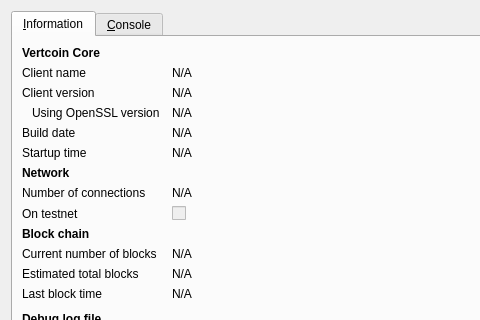
Qt form src/qt/forms/rpcconsole.ui (UmbrellaHoldings/ULTC) before a commit; both pictures show x 0 to 480 and y 0 to 320 of the 740 by 450 pixel window.
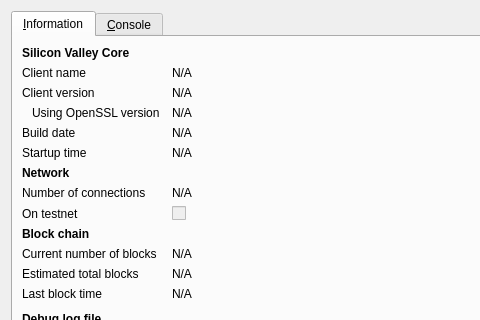
The same form after that commit. Icons and pictures are not drawn.

Commit message: SilliconValley coin initial commit merged

The edit to the form file:
```diff
--- a/src/qt/forms/rpcconsole.ui
+++ b/src/qt/forms/rpcconsole.ui
@@ -36,7 +36,7 @@
           </font>
          </property>
          <property name="text">
-          <string>Vertcoin Core</string>
+          <string>Silicon Valley Core</string>
          </property>
         </widget>
        </item>
```
Left out of the diff: 6 changed lines with no effect on the pictures. The commit also changes 158 other files.
